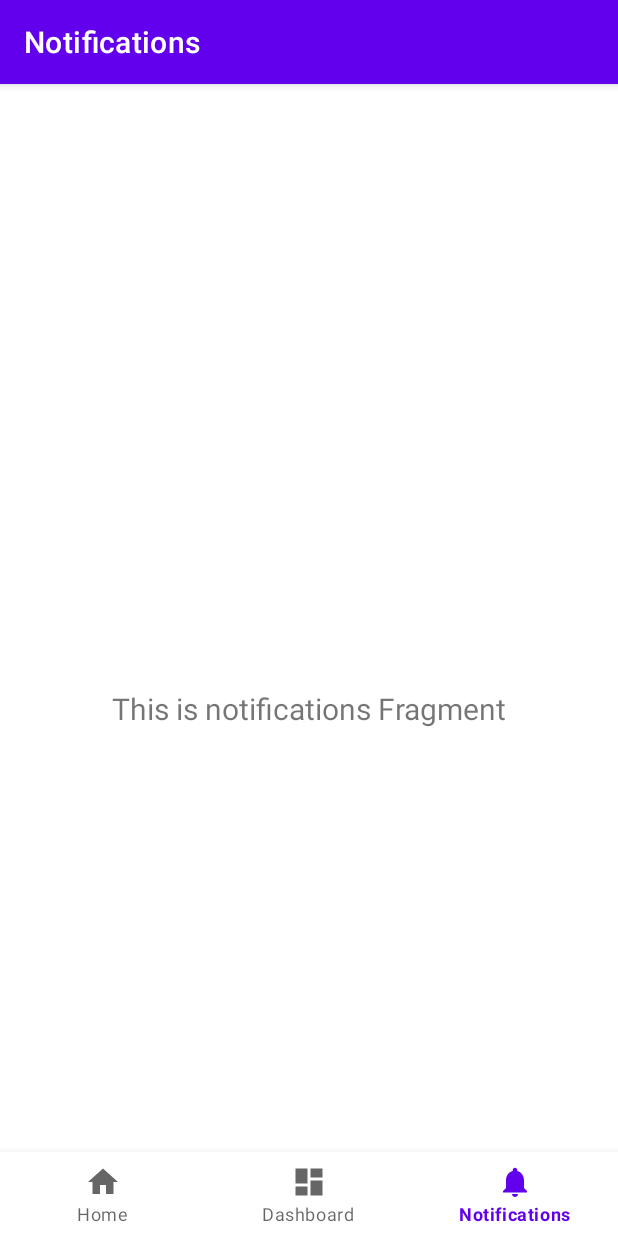
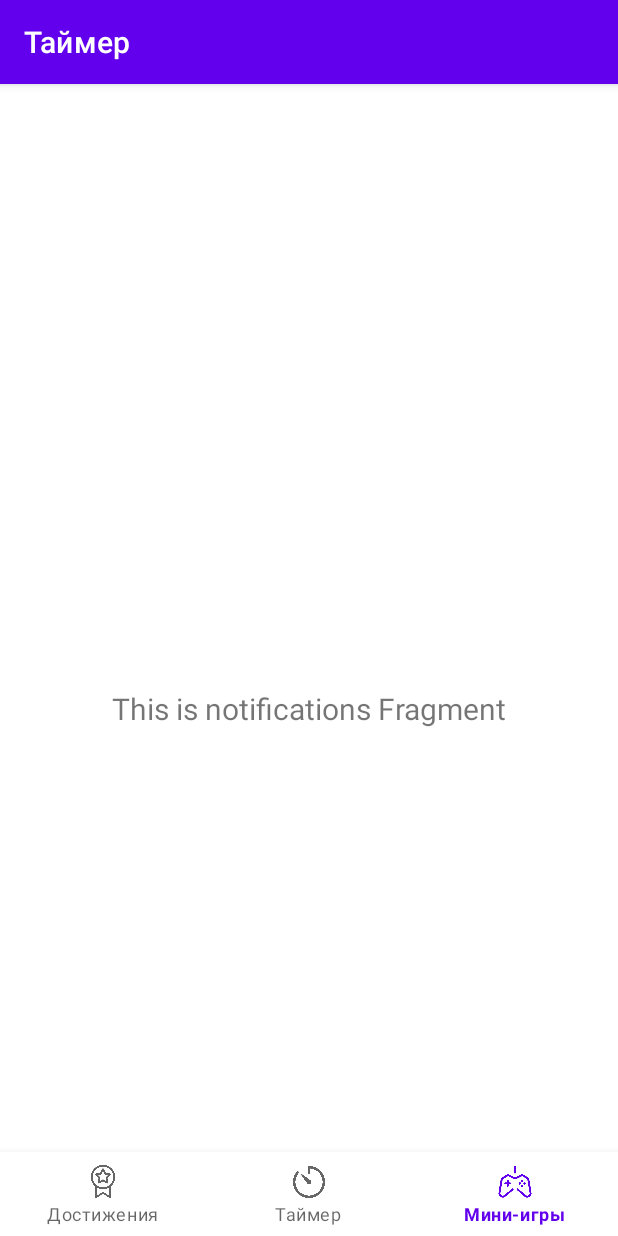
Before and after one commit to Alexvan-1/Focus_Key, an Android app: the screen it shows after launch (MainActivity), item 3 of the bottom bar chosen, on a phone screen of 412 x 824 dp. Run offline under Robolectric (Android 15) with nearby library versions, the phone set to English and light mode, and no system bars; our stand-ins replace navigation-ui.

Commit message:
Navigation is ready!

```diff
--- a/app/src/main/java/com/example/focuskey/MainActivity.kt
+++ b/app/src/main/java/com/example/focuskey/MainActivity.kt
@@ -1,18 +1,18 @@
 package com.example.focuskey
 
 import android.os.Bundle
-import android.widget.Button
-import android.widget.ImageView
-import android.widget.SeekBar
-import android.widget.SeekBar.OnSeekBarChangeListener
-import android.widget.TextView
+import android.view.animation.Animation
 import com.google.android.material.bottomnavigation.BottomNavigationView
 import androidx.appcompat.app.AppCompatActivity
+import androidx.fragment.app.Fragment
 import androidx.navigation.findNavController
 import androidx.navigation.ui.AppBarConfiguration
 import androidx.navigation.ui.setupActionBarWithNavController
 import androidx.navigation.ui.setupWithNavController
 import com.example.focuskey.databinding.ActivityMainBinding
+import com.example.focuskey.ui.achievements.AchievementsActivity
+import com.example.focuskey.ui.minigames.MinigamesActivity
+import com.example.focuskey.ui.timer.TimerActivity
 
 class MainActivity : AppCompatActivity() {
 
@@ -31,13 +31,42 @@ class MainActivity : AppCompatActivity() {
         // menu should be considered as top level destinations.
         val appBarConfiguration = AppBarConfiguration(
             setOf(
-                R.id.navigation_home, R.id.navigation_dashboard, R.id.navigation_notifications
+                R.id.navigation_achievements, R.id.navigation_timer, R.id.navigation_minigames
             )
         )
         setupActionBarWithNavController(navController, appBarConfiguration)
         navView.setupWithNavController(navController)
 
+        navView.setOnNavigationItemSelectedListener { item ->
+            when (item.itemId) {
+                R.id.navigation_achievements -> {
+                    switchFragment(AchievementsActivity())
+                    true
+                }
+                R.id.navigation_timer -> {
+                    switchFragment(TimerActivity())
+                    true
+                }
+                R.id.navigation_minigames -> {
+                    switchFragment(MinigamesActivity())
+                    true
+                }
+                else -> false
+            }
+        }
     }
 
+    private fun switchFragment(fragment: Fragment) {
+        val transaction = supportFragmentManager.beginTransaction()
 
+        transaction.setCustomAnimations(
+            R.anim.fade_in,
+            R.anim.fade_out,
+            R.anim.fade_in,
+            R.anim.fade_out
+        )
+
+        transaction.replace(R.id.nav_host_fragment_activity_main, fragment)
+        transaction.commit()
+    }
 }
--- /dev/null
+++ b/app/src/main/res/anim/fade_in.xml
@@ -0,0 +1,5 @@
+<?xml version="1.0" encoding="utf-8"?>
+<alpha xmlns:android="http://schemas.android.com/apk/res/android"
+    android:duration="300"
+    android:fromAlpha="0.0"
+    android:toAlpha="1.0" />
--- /dev/null
+++ b/app/src/main/res/anim/fade_out.xml
@@ -0,0 +1,5 @@
+<?xml version="1.0" encoding="utf-8"?>
+<alpha xmlns:android="http://schemas.android.com/apk/res/android"
+    android:duration="300"
+    android:fromAlpha="1.0"
+    android:toAlpha="0.0" />
--- a/app/src/main/res/menu/bottom_nav_menu.xml
+++ b/app/src/main/res/menu/bottom_nav_menu.xml
@@ -2,18 +2,18 @@
 <menu xmlns:android="http://schemas.android.com/apk/res/android">
 
     <item
-        android:id="@+id/navigation_home"
-        android:icon="@drawable/ic_home_black_24dp"
-        android:title="@string/title_home" />
+        android:id="@+id/navigation_achievements"
+        android:icon="@drawable/achievements"
+        android:title="@string/title_achievements" />
 
     <item
-        android:id="@+id/navigation_dashboard"
-        android:icon="@drawable/ic_dashboard_black_24dp"
-        android:title="@string/title_dashboard" />
+        android:id="@+id/navigation_timer"
+        android:icon="@drawable/timer"
+        android:title="@string/title_timer"/>
 
     <item
-        android:id="@+id/navigation_notifications"
-        android:icon="@drawable/ic_notifications_black_24dp"
-        android:title="@string/title_notifications" />
+        android:id="@+id/navigation_minigames"
+        android:icon="@drawable/gamepad"
+        android:title="@string/title_minigames" />
 
 </menu>
--- a/app/src/main/res/navigation/mobile_navigation.xml
+++ b/app/src/main/res/navigation/mobile_navigation.xml
@@ -3,24 +3,24 @@
     xmlns:app="http://schemas.android.com/apk/res-auto"
     xmlns:tools="http://schemas.android.com/tools"
     android:id="@+id/mobile_navigation"
-    android:label="@string/title_home"
-    app:startDestination="@+id/navigation_home">
+    android:label="@string/title_achievements"
+    app:startDestination="@+id/navigation_timer">
 
     <fragment
-        android:id="@+id/navigation_home"
+        android:id="@+id/navigation_achievements"
         android:name="com.example.focuskey.ui.achievements.AchievementsActivity"
-        android:label="@string/title_home"
+        android:label="@string/title_achievements"
         tools:layout="@layout/fragment_achievements" />
 
     <fragment
-        android:id="@+id/navigation_dashboard"
+        android:id="@+id/navigation_timer"
         android:name="com.example.focuskey.ui.timer.TimerActivity"
-        android:label="@string/title_dashboard"
+        android:label="@string/title_timer"
         tools:layout="@layout/fragment_timer" />
 
     <fragment
-        android:id="@+id/navigation_notifications"
+        android:id="@+id/navigation_minigames"
         android:name="com.example.focuskey.ui.minigames.MinigamesActivity"
-        android:label="@string/title_notifications"
+        android:label="@string/title_minigames"
         tools:layout="@layout/fragment_minigames" />
 </navigation>
--- a/app/src/main/res/values/strings.xml
+++ b/app/src/main/res/values/strings.xml
@@ -1,6 +1,6 @@
 <resources>
     <string name="app_name">Focus Key</string>
-    <string name="title_home">Home</string>
-    <string name="title_dashboard">Dashboard</string>
-    <string name="title_notifications">Notifications</string>
+    <string name="title_achievements">Достижения</string>
+    <string name="title_timer">Таймер</string>
+    <string name="title_minigames">Мини-игры</string>
 </resources>
```
Also changed, not shown: app/src/main/res/drawable/achievements.png (added), app/src/main/res/drawable/gamepad.png (added), app/src/main/res/drawable/pngwing_com__10_.png (deleted), app/src/main/res/drawable/timer.png (added).
